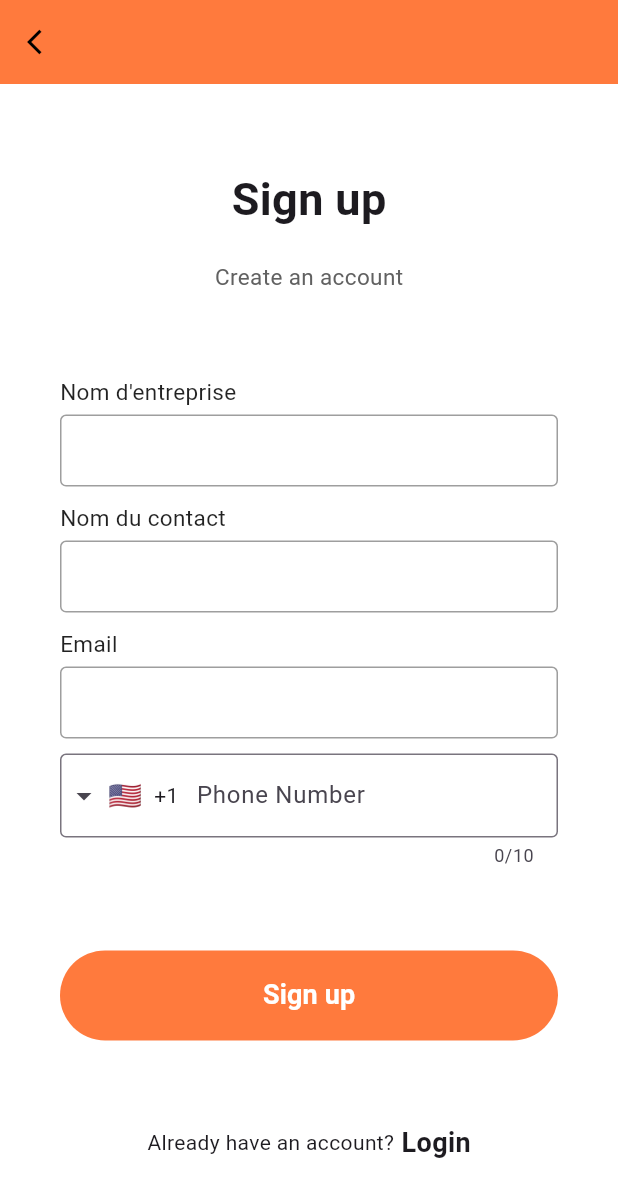
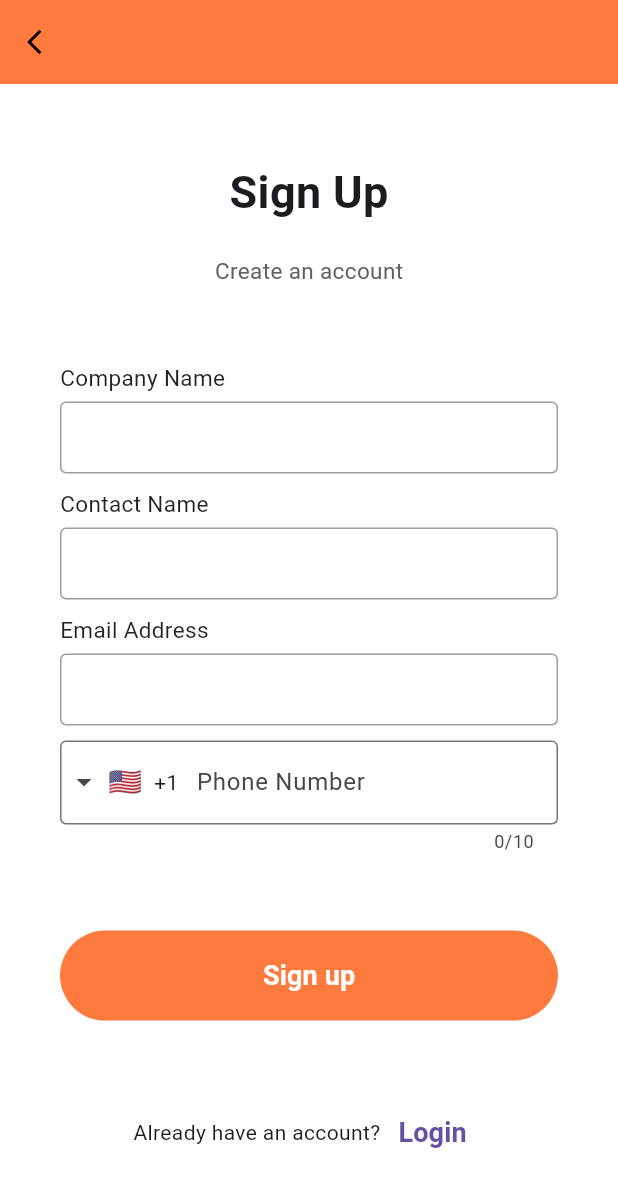
Before and after one commit to ilyesbhz/projectapp, a Flutter app: the screen it shows after launch, after a tap on "Sign up", on a phone screen of 412 x 824 dp. Shown: the top 1197 px of the screen. Run offline on Flutter 3.47's test engine with Material 3 defaults, Android fonts, the phone set to English and light mode, and no system bars; drawn by our look-alikes of intl_phone_field; our stand-ins replace shared_preferences; generated files the repository leaves out were written again.

Commit message:
i added a button to change language

```diff
--- a/assets/locales/ar.json
+++ /dev/null
@@ -1,4 +0,0 @@
-    {
-        "welcome":"مرحبا",
-        "language": "اللغة"
-    }
--- a/assets/locales/de.json
+++ /dev/null
@@ -1,4 +0,0 @@
-{
-    "welcome":"willkommen",
-    "language": "Sprache"
-}
--- a/assets/locales/en.json
+++ /dev/null
@@ -1,4 +0,0 @@
-{
-    "welcome":"Welcome",
-    "language": "Language"
-}
--- a/assets/locales/fr.json
+++ /dev/null
@@ -1,4 +0,0 @@
-{
-    "welcome":"Bienvenue",
-    "language": "Langue"
-}
--- /dev/null
+++ b/l10n.yaml
@@ -0,0 +1,3 @@
+arb-dir: lib/l10n
+template-arb-file: app_en.arb
+output-localization-file: app_localizations.dart
--- /dev/null
+++ b/lib/classes/language.dart
@@ -0,0 +1,15 @@
+class Language {
+  final int id;
+  final String flag;
+  final String name;
+  final String languageCode;
+
+  Language(this.id, this.flag, this.name, this.languageCode);
+
+  static List<Language> languageList() {
+    return <Language>[
+      Language(1, "🇺🇸", "English", 'en'),
+      Language(2, "🇫🇷", "French", "fr")
+    ];
+  }
+}
--- /dev/null
+++ b/lib/classes/language_constants.dart
@@ -0,0 +1,37 @@
+import 'package:flutter/material.dart';
+import 'package:shared_preferences/shared_preferences.dart';
+import 'package:flutter_gen/gen_l10n/app_localizations.dart';
+
+const String LAGUAGE_CODE = 'languageCode';
+
+//languages code
+const String ENGLISH = 'en';
+const String FRENCH = 'fr';
+
+
+Future<Locale> setLocale(String languageCode) async {
+  SharedPreferences _prefs = await SharedPreferences.getInstance();
+  await _prefs.setString(LAGUAGE_CODE, languageCode);
+  return _locale(languageCode);
+}
+
+Future<Locale> getLocale() async {
+  SharedPreferences _prefs = await SharedPreferences.getInstance();
+  String languageCode = _prefs.getString(LAGUAGE_CODE) ?? ENGLISH;
+  return _locale(languageCode);
+}
+
+Locale _locale(String languageCode) {
+  switch (languageCode) {
+    case ENGLISH:
+      return const Locale(ENGLISH, '');
+    case FRENCH:
+      return const Locale(FRENCH, "");
+    default:
+      return const Locale(ENGLISH, '');
+  }
+}
+
+AppLocalizations translation(BuildContext context) {
+  return AppLocalizations.of(context)!;
+}
--- /dev/null
+++ b/lib/home_page.dart
@@ -0,0 +1,161 @@
+import 'package:flutter/material.dart';
+import 'package:test1/classes/language.dart';
+import 'package:test1/signup.dart';
+import 'package:test1/login.dart';
+import 'package:test1/classes/language_constants.dart';
+import 'package:test1/main.dart';
+
+
+class HomePage extends StatefulWidget {
+  const HomePage({Key? key}) : super(key: key);
+
+  @override
+  _HomePageState createState() => _HomePageState();
+}
+
+class _HomePageState extends State<HomePage> {
+  final GlobalKey<FormState> _key = GlobalKey<FormState>();
+
+  void _showSuccessDialog() {
+    showTimePicker(context: context, initialTime: TimeOfDay.now());
+  }
+
+  @override
+  Widget build(BuildContext context) {
+    return Scaffold(
+      appBar: AppBar(
+        backgroundColor: Color(0xFFff7a3d),
+        actions: <Widget>[
+          Padding(
+            padding: const EdgeInsets.all(8.0),
+            child: Container(
+              width: 140,
+              height: 80,
+
+            child: DropdownButton<Language>(
+              underline: const SizedBox(),
+              icon: const Icon(
+                Icons.language,
+                color: Colors.white,
+              ),
+              onChanged: (Language? language) async {
+                if (language != null) {
+                  Locale _locale = await setLocale(language.languageCode);
+                  MyApp.setLocale(context, _locale);
+                }
+              },
+              items: Language.languageList()
+                  .map<DropdownMenuItem<Language>>(
+                    (e) => DropdownMenuItem<Language>(
+                      value: e,
+                      child: Padding(
+                        padding: const EdgeInsets.symmetric(horizontal: 8.0),
+                      child : Row(
+                        mainAxisAlignment: MainAxisAlignment.spaceAround,
+                        children: <Widget>[
+                          Text(
+                            e.flag,
+                            style: const TextStyle(fontSize: 30),
+                          ),
+                          Text(e.name)
+                        ],
+                      ),
+                      ),
+                    ),
+                  )
+                  .toList(),
+            ),
+          ),
+          ),
+        ],
+      ),
+
+      body:SafeArea(
+        child: Container(
+          width: double.infinity,
+          height: MediaQuery.of(context).size.height,
+          padding: const EdgeInsets.all(20),
+          child: Column(
+            mainAxisAlignment: MainAxisAlignment.spaceBetween,
+            crossAxisAlignment: CrossAxisAlignment.center,
+            children: <Widget>[
+              Column(
+                children: <Widget>[
+                  Text(
+                    translation(context).welcomeMessage,
+                    style: TextStyle(
+                      fontWeight: FontWeight.bold,
+                      fontSize: 30,
+                      color: Colors.black,
+                    ),
+                  ),
+                  SizedBox(
+                    height: 20,
+                  ),
+                  Text(
+                    translation(context).description,
+                    textAlign: TextAlign.center,
+                    style: TextStyle(
+                      color: Colors.grey[700],
+                      fontSize: 15,
+                    ),
+                  )
+                ],
+              ),
+              Container(
+                height: MediaQuery.of(context).size.height / 3,
+                decoration: BoxDecoration(
+                    image:
+                        DecorationImage(image: AssetImage("assets/logo.png"))),
+              ),
+              Column(
+                children: <Widget>[
+                  //login button
+                  MaterialButton(
+                    minWidth: double.infinity,
+                    height: 60,
+                    onPressed: () {
+                      Navigator.push(context,
+                          MaterialPageRoute(builder: (context) => LoginPage()));
+                    },
+                    color: Color(0xFFff7a3d),
+                    shape: RoundedRectangleBorder(
+                        side: BorderSide(color: Colors.white),
+                        borderRadius: BorderRadius.circular(50)),
+                    child: Text(
+                      translation(context).loginbtn,
+                      style: TextStyle(
+                          fontWeight: FontWeight.w600,
+                          fontSize: 18,
+                          color: Colors.white),
+                    ),
+                  ),
+                  //sign up button
+                  SizedBox(height: 20),
+                  MaterialButton(
+                    minWidth: double.infinity,
+                    height: 60,
+                    onPressed: () {
+                      Navigator.push(context,
+                          MaterialPageRoute(builder: (context) => SignUp()));
+                    },
+                    color: Color(0xFFff7a3d),
+                    shape: RoundedRectangleBorder(
+                        borderRadius: BorderRadius.circular(50)),
+                    child: Text(
+                      translation(context).signupbtn,
+                      style: TextStyle(
+                          color: Colors.white,
+                          fontWeight: FontWeight.w600,
+                          fontSize: 18),
+                    ),
+                  )
+                ],
+              )
+            ],
+          ),
+        ),
+      ),
+    );
+  }
+}
--- a/lib/main.dart
+++ b/lib/main.dart
@@ -1,148 +1,47 @@
 import 'package:flutter/material.dart';
-import 'package:flutter_locales/flutter_locales.dart';
-import 'package:test1/signup.dart';
-import 'package:test1/login.dart';
+import 'package:test1/classes/language_constants.dart';
+import 'package:flutter_gen/gen_l10n/app_localizations.dart';
+import 'package:test1/home_page.dart';
 
-void main() async {
-  await Locales.init(['en', 'de']);
-  WidgetsFlutterBinding.ensureInitialized();
-  runApp(HomePage());
-  runApp(MaterialApp(
-    debugShowCheckedModeBanner: false,
-    home: HomePage(),
-  ));
+void main() {
+  runApp(const MyApp());
 }
 
+class MyApp extends StatefulWidget {
+  const MyApp({Key? key}) : super(key: key);
 
+  @override
+  State<MyApp> createState() => _MyAppState();
 
-class HomePage extends StatelessWidget {
+  static void setLocale(BuildContext context, Locale newLocale) {
+    _MyAppState? state = context.findAncestorStateOfType<_MyAppState>();
+    state?.setLocale(newLocale);
+  }
+}
+
+class _MyAppState extends State<MyApp> {
+  Locale? _locale;
+
+  setLocale(Locale locale) {
+    setState(() {
+      _locale = locale;
+    });
+  }
+
+  @override
+  void didChangeDependencies() {
+    getLocale().then((locale) => {setLocale(locale)});
+    super.didChangeDependencies();
+  }
+
   @override
   Widget build(BuildContext context) {
-    return Scaffold(
-      appBar: AppBar(
-        backgroundColor: Color(0xFFff7a3d),
-      ),
-      body: SafeArea(
-        child: Container(
-          width: double.infinity,
-          height: MediaQuery.of(context).size.height,
-          padding: EdgeInsets.symmetric(horizontal: 30, vertical: 50),
-          child: Column(
-            mainAxisAlignment: MainAxisAlignment.spaceBetween,
-            crossAxisAlignment: CrossAxisAlignment.center,
-            children: <Widget>[
-              Column(
-                children: <Widget>[
-                  Text(
-                    "Welcome",
-                    style: TextStyle(
-                      fontWeight: FontWeight.bold,
-                      fontSize: 30,
-                      color: Colors.black,
-                    ),
-                  ),
-                  SizedBox(
-                    height: 20,
-                  ),
-                  Text(
-                    "Mega Tel description",
-                    textAlign: TextAlign.center,
-                    style: TextStyle(
-                      color: Colors.grey[700],
-                      fontSize: 15,
-                    ),
-                  )
-                ],
-              ),
-              Container(
-                height: MediaQuery.of(context).size.height / 3,
-                decoration: BoxDecoration(
-                    image:
-                        DecorationImage(image: AssetImage("assets/logo.png"))),
-              ),
-              Column(
-                children: <Widget>[
-                  //login button
-                  MaterialButton(
-                    minWidth: double.infinity,
-                    height: 60,
-                    onPressed: () {
-                      Navigator.push(context,
-                          MaterialPageRoute(builder: (context) => LoginPage()));
-                    },
-                    color: Color(0xFFff7a3d),
-                    shape: RoundedRectangleBorder(
-                        side: BorderSide(color: Colors.white),
-                        borderRadius: BorderRadius.circular(50)),
-                    child: Text(
-                      "Login",
-                      style: TextStyle(
-                          fontWeight: FontWeight.w600,
-                          fontSize: 18,
-                          color: Colors.white),
-                    ),
-                  ),
-                  //sign up button
-                  SizedBox(height: 20),
-                  MaterialButton(
-                    minWidth: double.infinity,
-                    height: 60,
-                    onPressed: () {
-                      Navigator.push(context,
-                          MaterialPageRoute(builder: (context) => SignUp()));
-                    },
-                    color: Color(0xFFff7a3d),
-                    shape: RoundedRectangleBorder(
-                        borderRadius: BorderRadius.circular(50)),
-                    child: Text(
-                      "Sign up",
-                      style: TextStyle(
-                          color: Colors.white,
-                          fontWeight: FontWeight.w600,
-                          fontSize: 18),
-                    ),
-                  )
-                ],
-              )
-            ],
-          ),
-        ),
-      ),
-      //language button
-      floatingActionButton: FloatingActionButton(
-          child: Icon(Icons.language_outlined),
-          onPressed: () => Navigator.push(
-                context,
-                MaterialPageRoute(builder: (_) => LanguagePage()),
-              )),
+    return MaterialApp(
+      debugShowCheckedModeBanner: false,
+      localizationsDelegates: AppLocalizations.localizationsDelegates,
+      supportedLocales: AppLocalizations.supportedLocales,
+      home: HomePage(),
+      locale: _locale,
     );
   }
 }
-
-class LanguagePage extends StatefulWidget {
-  @override
-  _LanguagePageState createState() => _LanguagePageState();
-}
-
-class _LanguagePageState extends State<LanguagePage> {
-  @override
-  Widget build(BuildContext context) {
-    return Scaffold(
-      appBar: AppBar(
-        title: LocaleText("language"),
-      ),
-      body: Column(
-        children: [
-          ListTile(
-            title: Text("English"),
-            onTap: LocaleNotifier.of(context)?.change('en'),
-          ),
-          ListTile(
-            title: Text("German"),
-            onTap: LocaleNotifier.of(context)?.change('de'),
-          ),
-        ],
-      ),
-    );
-  }
-}
--- a/lib/signup.dart
+++ b/lib/signup.dart
@@ -1,5 +1,7 @@
 import 'package:flutter/material.dart';
 import 'package:intl_phone_field/intl_phone_field.dart';
+import 'package:test1/classes/language_constants.dart';
+import 'package:test1/login.dart';
 
 class SignUp extends StatelessWidget {
   @override
@@ -33,7 +35,7 @@ class SignUp extends StatelessWidget {
               Column(
                 children: <Widget>[
                   Text(
-                    "Sign up",
+                    translation(context).welcomesignup,
                     style: TextStyle(
                       fontSize: 30,
                       fontWeight: FontWeight.bold,
@@ -43,19 +45,19 @@ class SignUp extends StatelessWidget {
                     height: 20,
                   ),
                   Text(
-                    "Create an account",
+                    translation(context).descsignup,
                     style: TextStyle(fontSize: 15, color: Colors.grey[700]),
                   )
                 ],
               ),
               Column(
                 children: <Widget>[
-                  inputFile(label: "Nom d'entreprise"),
-                  inputFile(label: "Nom du contact"),
-                  inputFile(label: "Email"),
+                  inputFile(label: translation(context).companyname),
+                  inputFile(label: translation(context).contactname),
+                  inputFile(label:translation(context).email),
                   IntlPhoneField(
                     decoration: InputDecoration(
-                      labelText: "Phone Number",
+                      labelText: translation(context).phone,
                       border: OutlineInputBorder(
                         borderSide: BorderSide()
                       )
@@ -86,7 +88,7 @@ class SignUp extends StatelessWidget {
                     borderRadius: BorderRadius.circular(50),
                   ),
                   child: Text(
-                    "Sign up",
+                    translation(context).btnsignup,
                     style: TextStyle(
                       fontWeight: FontWeight.w600,
                       fontSize: 18,
@@ -99,11 +101,19 @@ class SignUp extends StatelessWidget {
               Row(
                 mainAxisAlignment: MainAxisAlignment.center,
                 children: <Widget>[
-                  Text("Already have an account?"),
-                  Text(" Login", style: TextStyle(
-                    fontWeight: FontWeight.w600,
-                    fontSize: 18
-                  ),)
+                  Text(translation(context).noaccs),
+                  TextButton(
+                  onPressed: () {
+                    Navigator.push(context, MaterialPageRoute(builder: (context) => LoginPage()));
+                    },
+                  child: Text(
+                    translation(context).loginsystem,
+                    style: TextStyle(
+                      fontWeight: FontWeight.w600,
+                      fontSize: 18,
+                  ),
+                  ),
+                  ),
                 ],
               )
             ],
```
Also changed, not shown: lib/l10n/app_en.arb (added, +25 -0 lines), lib/l10n/app_fr.arb (added, +26 -0 lines), lib/l10n/l10n.dart (added, +8 -0 lines), lib/login.dart (+21 -24 lines), pubspec.yaml (+10 -4 lines), pubspec.lock, 5 other files.
